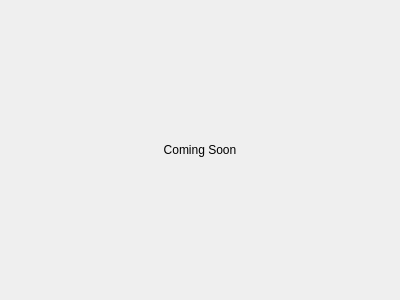
Qt form Beeftext/Combo/ComboPickerWindow.ui (xmichelo/Beeftext) before a commit.
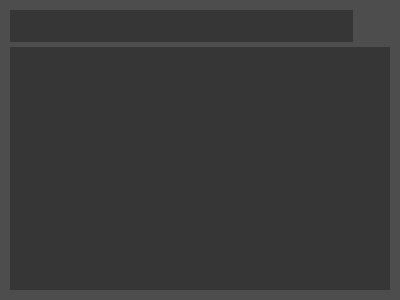
The same form after that commit. Icons and pictures are not drawn.

Commit message: Started styling combo picker dialog.

```diff
--- a/Beeftext/Combo/ComboPickerWindow.ui
+++ b/Beeftext/Combo/ComboPickerWindow.ui
@@ -13,42 +13,99 @@
   <property name="windowTitle">
    <string/>
   </property>
+  <property name="styleSheet">
+   <string notr="true">QWidget {
+   font-family: &quot;Segoe UI&quot;;
+}
+
+#ComboPickerWindow {
+   background-color: #4e4d4e;
+}
+
+#editSearch {
+   font-size: 14pt;
+   border: none;
+   background-color: #363636;
+   color: #fff;
+}
+
+#labelLogo {
+   background-color: transparent;
+}
+
+#listViewResults {
+   background-color: #363636;
+   border: none;
+}
+
+</string>
+  </property>
   <layout class="QVBoxLayout" name="verticalLayout">
+   <property name="spacing">
+    <number>5</number>
+   </property>
+   <property name="leftMargin">
+    <number>10</number>
+   </property>
+   <property name="topMargin">
+    <number>10</number>
+   </property>
+   <property name="rightMargin">
+    <number>10</number>
+   </property>
+   <property name="bottomMargin">
+    <number>10</number>
+   </property>
    <item>
-    <spacer name="verticalSpacer">
-     <property name="orientation">
-      <enum>Qt::Vertical</enum>
-     </property>
-     <property name="sizeHint" stdset="0">
-      <size>
-       <width>20</width>
-       <height>126</height>
-      </size>
-     </property>
-    </spacer>
+    <layout class="QHBoxLayout" name="horizontalLayout" stretch="1,0">
+     <item>
+      <widget class="QLineEdit" name="editSearch">
+       <property name="minimumSize">
+        <size>
+         <width>0</width>
+         <height>32</height>
+        </size>
+       </property>
+       <property name="contextMenuPolicy">
+        <enum>Qt::NoContextMenu</enum>
+       </property>
+       <property name="frame">
+        <bool>false</bool>
+       </property>
+       <property name="placeholderText">
+        <string/>
+       </property>
+      </widget>
+     </item>
+     <item>
+      <widget class="QLabel" name="labelLogo">
+       <property name="minimumSize">
+        <size>
+         <width>32</width>
+         <height>32</height>
+        </size>
+       </property>
+       <property name="maximumSize">
+        <size>
+         <width>32</width>
+         <height>32</height>
+        </size>
+       </property>
+       <property name="text">
+        <string/>
+       </property>
+       <property name="pixmap">
+        <pixmap resource="../Beeftext.qrc">:/MainWindow/Resources/BeeftextLogo128.png</pixmap>
+       </property>
+       <property name="scaledContents">
+        <bool>true</bool>
+       </property>
+      </widget>
+     </item>
+    </layout>
    </item>
    <item>
-    <widget class="QLabel" name="label">
-     <property name="text">
-      <string notr="true">Coming Soon</string>
-     </property>
-     <property name="alignment">
-      <set>Qt::AlignCenter</set>
-     </property>
-    </widget>
-   </item>
-   <item>
-    <spacer name="verticalSpacer_2">
-     <property name="orientation">
-      <enum>Qt::Vertical</enum>
-     </property>
-     <property name="sizeHint" stdset="0">
-      <size>
-       <width>20</width>
-       <height>125</height>
-      </size>
-     </property>
-    </spacer>
+    <widget class="QListView" name="listViewResults"/>
    </item>
   </layout>
  </widget>
```
Left out of the diff: 5 changed lines with no effect on the pictures.
